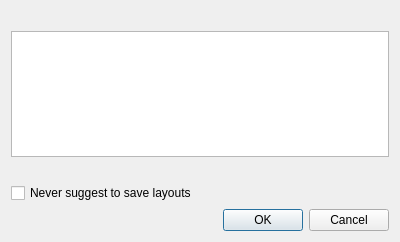
The window that client/src/ui/dialogs/resource_list_dialog.ui (networkoptix/nx_open) describes before a commit, drawn with Qt 5.
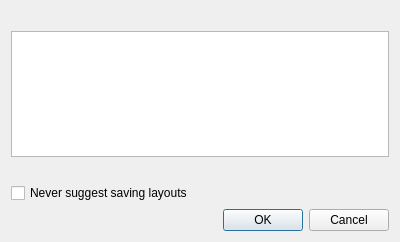
The same window after the commit.

Commit message:
(Issue #3883) :  Never suggest to save layout
<==== Mercurial data ====>
Branch: master

The edit to the form file:
```diff
--- a/client/src/ui/dialogs/resource_list_dialog.ui
+++ b/client/src/ui/dialogs/resource_list_dialog.ui
@@ -56,7 +56,7 @@
    <item>
     <widget class="QCheckBox" name="doNotAskAgainCheckBox">
      <property name="text">
-      <string>Never suggest to save layouts</string>
+      <string>Never suggest saving layouts</string>
      </property>
     </widget>
    </item>
```
